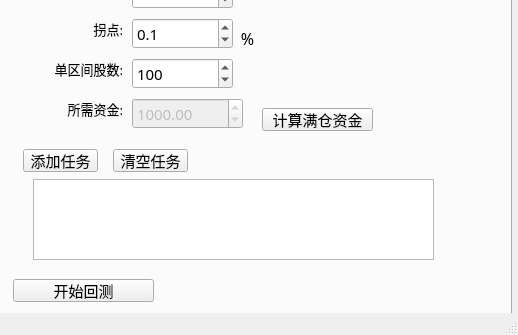
Qt form TradeWinner/trade_winner.ui (spartawwy/mock_proj) before a commit; both pictures show x 399 to 917 and y 285 to 620 of the 917 by 620 pixel window.
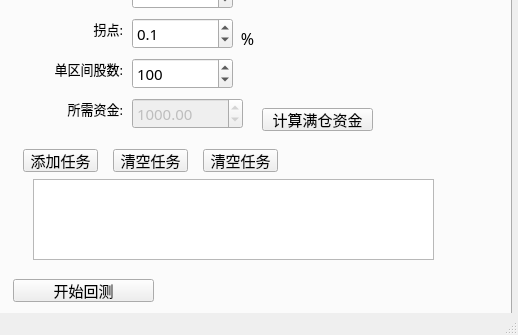
The same form after that commit. The open tabs and pages were chosen to show the change.

What changed in the file:
```diff
--- a/TradeWinner/trade_winner.ui
+++ b/TradeWinner/trade_winner.ui
@@ -3828,6 +3828,19 @@
        <string>清空任务</string>
       </property>
      </widget>
+     <widget class="QPushButton" name="pbtn_bktest_order_detail">
+      <property name="geometry">
+       <rect>
+        <x>600</x>
+        <y>350</y>
+        <width>75</width>
+        <height>23</height>
+       </rect>
+      </property>
+      <property name="text">
+       <string>清空任务</string>
+      </property>
+     </widget>
     </widget>
    </widget>
   </widget>
```
Left out of the diff: 7 changed lines with no effect on the pictures.
